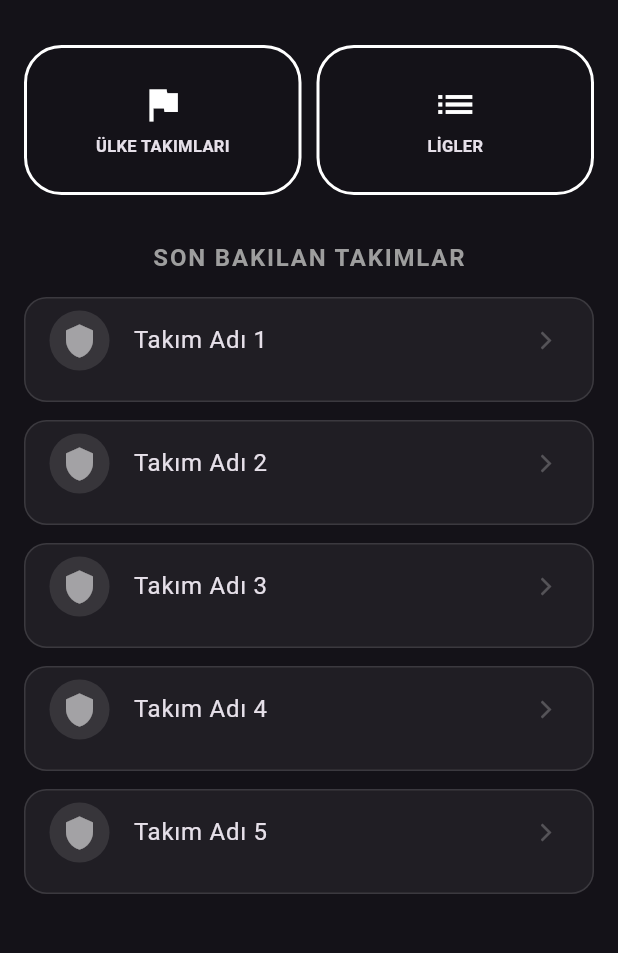
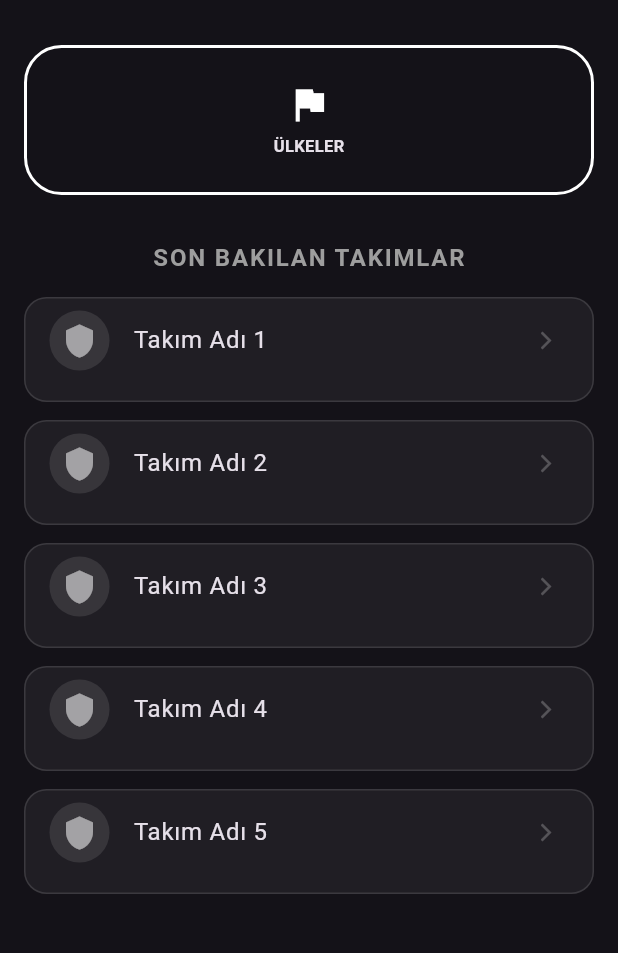
Before and after one commit to bozcengizhan/fixtureasy, a Flutter app: the screen it shows after launch, on a phone screen of 412 x 824 dp, the part 63-1016 px from its top. Run offline on Flutter 3.47's test engine with Material 3 defaults, Android fonts, the phone set to English and light mode, and no system bars; our stand-ins replace dio, flutter_svg.

Commit message:
Update FootballHomeScreen: rename menu button from "ÜLKE TAKIMLARI" to "ÜLKELER"

```diff
--- a/lib/scenes/main.dart
+++ b/lib/scenes/main.dart
@@ -35,15 +35,7 @@ class FootballHomeScreen extends StatelessWidget {
             Row(
               children: [
                 Expanded(
-                  child: _buildMenuButton(
-                    context,
-                    "ÜLKE TAKIMLARI",
-                    Icons.flag,
-                  ),
-                ),
-                const SizedBox(width: 10),
-                Expanded(
-                  child: _buildMenuButton(context, "LİGLER", Icons.list),
+                  child: _buildMenuButton(context, "ÜLKELER", Icons.flag),
                 ),
               ],
             ),
```
